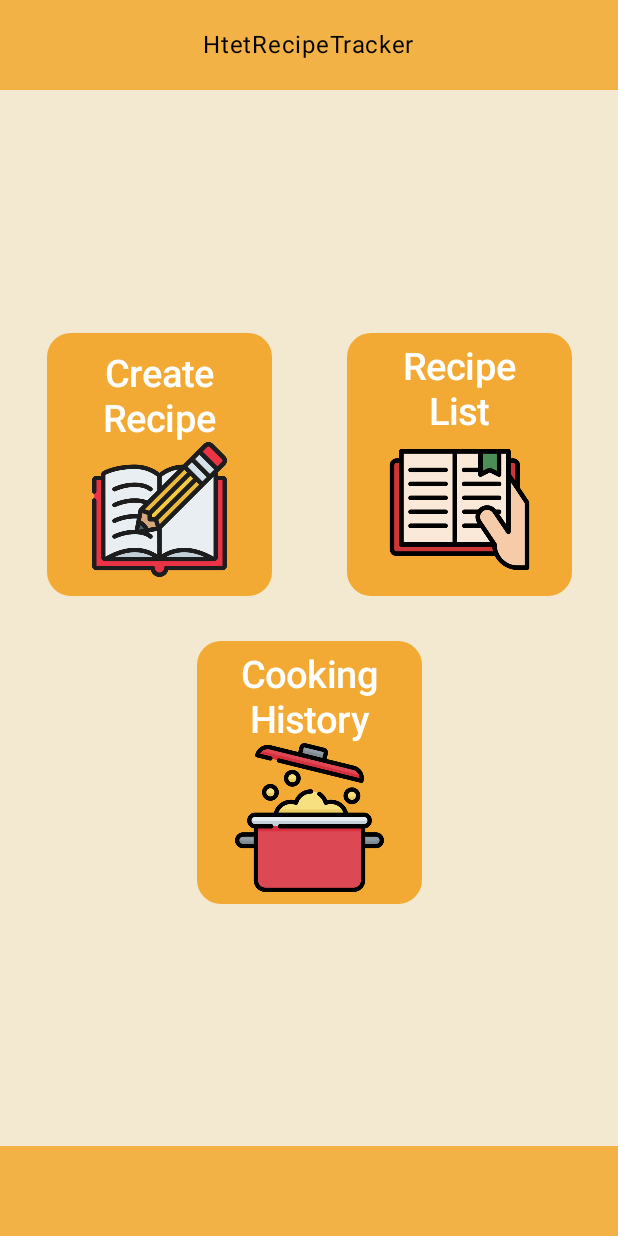
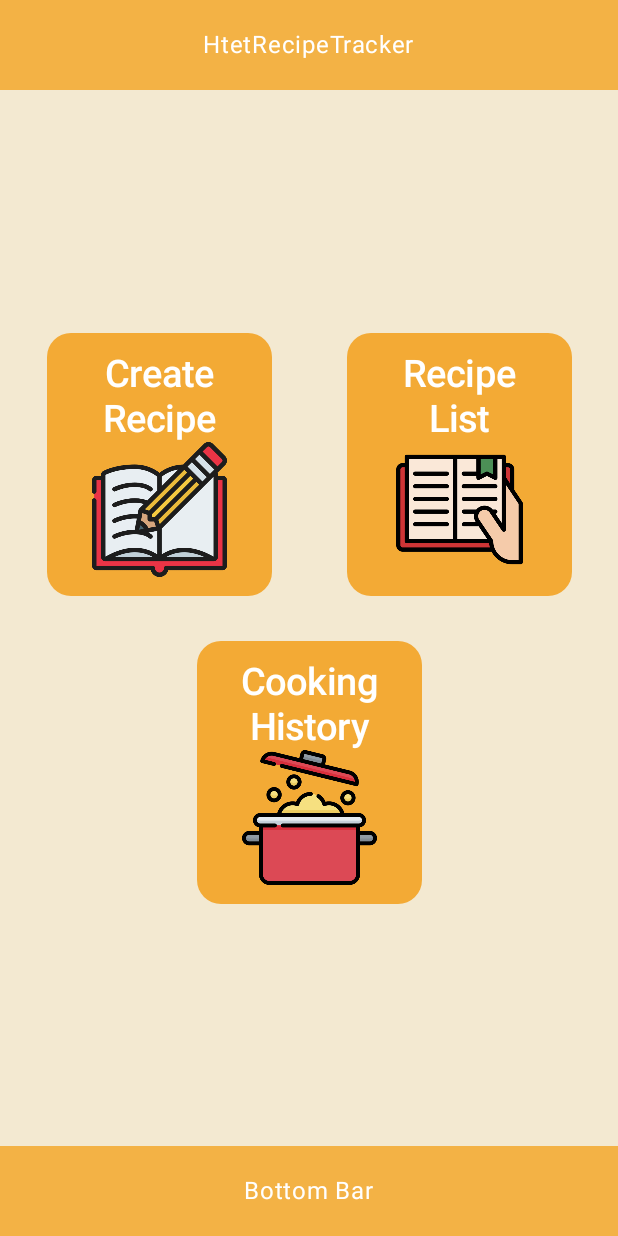
Before and after one commit to HTEThub/MyRecipeTracker, an Android app built with Jetpack Compose: the @Preview function RecipeMainLayoutPreview, on a phone screen of 412 x 824 dp. Run offline under Robolectric (Android 15) with nearby library versions, the phone set to English and light mode, and no system bars.

Commit message:
updated the gradle so all file names are changed to myrecipetracker instead of htetrecipetracker

```diff
--- a/app/build.gradle.kts
+++ b/app/build.gradle.kts
@@ -5,11 +5,11 @@ plugins {
 }
 
 android {
-    namespace = "com.htet08.htetrecipetracker"
+    namespace = "com.htet08.myrecipetracker"
     compileSdk = 35
 
     defaultConfig {
-        applicationId = "com.htet08.htetrecipetracker"
+        applicationId = "com.htet08.myrecipetracker"
         minSdk = 24
         targetSdk = 35
         versionCode = 1
--- a/app/src/main/java/com/htet08/myrecipetracker/MainActivity.kt
+++ b/app/src/main/java/com/htet08/myrecipetracker/MainActivity.kt
@@ -37,7 +37,6 @@ import androidx.compose.ui.text.style.TextAlign
 import androidx.compose.ui.tooling.preview.Preview
 import androidx.compose.ui.unit.dp
 import androidx.compose.ui.unit.sp
-import com.htet08.htetrecipetracker.R
 import com.htet08.myrecipetracker.ui.theme.MyRecipeTrackerTheme
 
 class MainActivity : ComponentActivity() {
@@ -46,11 +45,11 @@ class MainActivity : ComponentActivity() {
         enableEdgeToEdge()
         setContent {
             MyRecipeTrackerTheme {
-                Scaffold(modifier = Modifier.fillMaxSize()) { innerPadding ->
-                    RecipeMainLayout(
-//                        name = "Android",
-                        modifier = Modifier.padding(innerPadding)
-                    )
+                Scaffold(
+                    topBar = { RecipeTopAppBar() },
+                    bottomBar = { RecipeBottomAppBar() }
+                ) { innerPadding ->
+                    RecipeMainLayout(modifier = Modifier.padding(innerPadding))
                 }
             }
         }
@@ -64,74 +63,41 @@ fun RecipeMainLayout(modifier: Modifier = Modifier) {
             .fillMaxSize()
             .background(Color(0xFFF3E9D1)) // Light warm background
     ) {
-        Column(modifier = modifier.fillMaxSize()) {
-            // Top bar
-            RecipeTopAppBar()
-
-
-            // Main content
+        Column(modifier = Modifier.fillMaxSize()) {
             RecipeMainMenu(modifier = Modifier.weight(1f))
-
-
-            // Bottom bar
-            RecipeBottomAppBar()
         }
     }
 }
 
-@OptIn(ExperimentalMaterial3Api::class)
 @Composable
 fun RecipeTopAppBar(modifier: Modifier = Modifier) {
     Row(
-        modifier = Modifier
+        modifier = modifier
             .fillMaxWidth()
             .height(60.dp)  // Adjust height as needed
-            .background(Color(0xFFF3B245)), // Use your chosen color here
+            .background(Color(0xFFF3B245)), // Your chosen color
         verticalAlignment = Alignment.CenterVertically,
         horizontalArrangement = Arrangement.Center
     ) {
-        Text(text = stringResource(R.string.app_name))
+        Text(
+            text = stringResource(R.string.app_name),
+            color = Color.White
+        )
     }
 }
 
 @Composable
 fun RecipeMainMenu(modifier: Modifier = Modifier) {
     Box(
-        modifier = modifier
-            .fillMaxSize(),
+        modifier = modifier.fillMaxSize(),
         contentAlignment = Alignment.Center
     ) {
-        Column (
-            horizontalAlignment = Alignment.CenterHorizontally,
-        ) {
-            Row(
-                horizontalArrangement = Arrangement.spacedBy(50.dp),
-            ) {
+        Column(horizontalAlignment = Alignment.CenterHorizontally) {
+            Row(horizontalArrangement = Arrangement.spacedBy(50.dp)) {
                 Button(
                     onClick = { /* Button 1 action */ },
-                    modifier = Modifier.width(150.dp)
-                        .height(175.dp),
-                    shape = RoundedCornerShape(16.dp),
-                    colors = ButtonDefaults.buttonColors(
-                        containerColor = Color(0xFFF3AA35), // Green background
-                        contentColor = Color.White // White text
-                    )
-                ) {
-                    Column (horizontalAlignment = Alignment.CenterHorizontally) {
-                        Text("Create Recipe",
-                            fontSize = 25.sp,
-                            textAlign = TextAlign.Center,
-                            lineHeight = 30.sp)
-                        Image(
-                            painter = painterResource(id = R.drawable.create_recipe_icon),
-                            contentDescription = "CreateRecipeIcon",
-                            modifier = Modifier.size(90.dp)
-                        )
-                    }
-                }
-                Button(
-                    onClick = { /* Button 2 action */ },
-                    modifier = Modifier.width(150.dp)
+                    modifier = Modifier
+                        .width(150.dp)
                         .height(175.dp),
                     shape = RoundedCornerShape(16.dp),
                     colors = ButtonDefaults.buttonColors(
@@ -139,15 +105,45 @@ fun RecipeMainMenu(modifier: Modifier = Modifier) {
                         contentColor = Color.White
                     )
                 ) {
-                    Column (horizontalAlignment = Alignment.CenterHorizontally) {
-                        Text("Recipe List",
+                    Column(horizontalAlignment = Alignment.CenterHorizontally) {
+                        Text(
+                            "Create Recipe",
                             fontSize = 25.sp,
                             textAlign = TextAlign.Center,
-                            lineHeight = 30.sp)
+                            lineHeight = 30.sp
+                        )
+                        Image(
+                            painter = painterResource(id = R.drawable.create_recipe_icon),
+                            contentDescription = "CreateRecipeIcon",
+                            modifier = Modifier.size(90.dp), // Corrected size modifier
+                            contentScale = ContentScale.Fit // Ensures image fills its size
+                        )
+                    }
+                }
+
+                Button(
+                    onClick = { /* Button 2 action */ },
+                    modifier = Modifier
+                        .width(150.dp)
+                        .height(175.dp),
+                    shape = RoundedCornerShape(16.dp),
+                    colors = ButtonDefaults.buttonColors(
+                        containerColor = Color(0xFFF3AA35),
+                        contentColor = Color.White
+                    )
+                ) {
+                    Column(horizontalAlignment = Alignment.CenterHorizontally) {
+                        Text(
+                            "Recipe List",
+                            fontSize = 25.sp,
+                            textAlign = TextAlign.Center,
+                            lineHeight = 30.sp
+                        )
                         Image(
                             painter = painterResource(id = R.drawable.recipe_book_icon),
                             contentDescription = "RecipeBookIcon",
-//                            modifier = Modifier.size(100.dp)
+                            modifier = Modifier.size(90.dp),
+                            contentScale = ContentScale.Fit
                         )
                     }
                 }
@@ -155,10 +151,10 @@ fun RecipeMainMenu(modifier: Modifier = Modifier) {
 
             Spacer(modifier = Modifier.size(30.dp))
 
-
             Button(
-                onClick = { /* Button 2 action */ },
-                modifier = Modifier.width(150.dp)
+                onClick = { /* Button 3 action */ },
+                modifier = Modifier
+                    .width(150.dp)
                     .height(175.dp),
                 shape = RoundedCornerShape(16.dp),
                 colors = ButtonDefaults.buttonColors(
@@ -166,38 +162,42 @@ fun RecipeMainMenu(modifier: Modifier = Modifier) {
                     contentColor = Color.White
                 )
             ) {
-                Column (horizontalAlignment = Alignment.CenterHorizontally) {
-                    Text("Cooking History",
+                Column(horizontalAlignment = Alignment.CenterHorizontally) {
+                    Text(
+                        "Cooking History",
                         fontSize = 25.sp,
                         textAlign = TextAlign.Center,
-                        lineHeight = 30.sp)
+                        lineHeight = 30.sp
+                    )
                     Image(
                         painter = painterResource(id = R.drawable.cooking_history_icon),
                         contentDescription = "CookingHistoryIcon",
-//                            modifier = Modifier.size(100.dp)
+                        modifier = Modifier.size(90.dp),
+                        contentScale = ContentScale.Fit
                     )
                 }
             }
         }
-
     }
 }
 
 
-@OptIn(ExperimentalMaterial3Api::class)
+
 @Composable
 fun RecipeBottomAppBar(modifier: Modifier = Modifier) {
     Row(
         modifier = Modifier
             .fillMaxWidth()
-            .height(60.dp)  // Adjust height as needed
-            .background(Color(0xFFF3B245)), // Use your chosen color here
+            .height(60.dp)
+            .background(Color(0xFFF3B245)), // Your chosen color
         verticalAlignment = Alignment.CenterVertically,
         horizontalArrangement = Arrangement.Center
     ) {
-
+        Text(
+            text = "Bottom Bar",
+            color = Color.White
+        )
     }
-
 }
 
 
@@ -206,6 +206,11 @@ fun RecipeBottomAppBar(modifier: Modifier = Modifier) {
 @Composable
 fun RecipeMainLayoutPreview() {
     MyRecipeTrackerTheme {
-        RecipeMainLayout()
+        Scaffold(
+            topBar = { RecipeTopAppBar() },
+            bottomBar = { RecipeBottomAppBar() }
+        ) { innerPadding ->
+            RecipeMainLayout(modifier = Modifier.padding(innerPadding))
+        }
     }
 }
--- a/settings.gradle.kts
+++ b/settings.gradle.kts
@@ -19,5 +19,5 @@ dependencyResolutionManagement {
     }
 }
 
-rootProject.name = "HtetRecipeTracker"
+rootProject.name = "MyRecipeTracker"
 include(":app")
```
